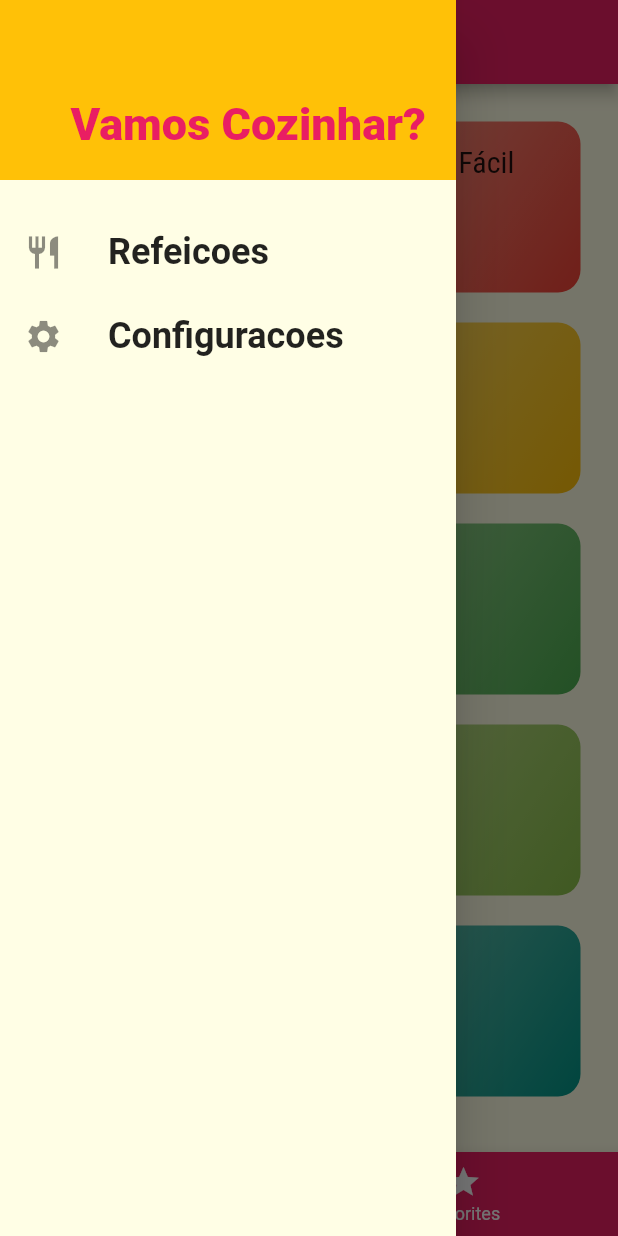
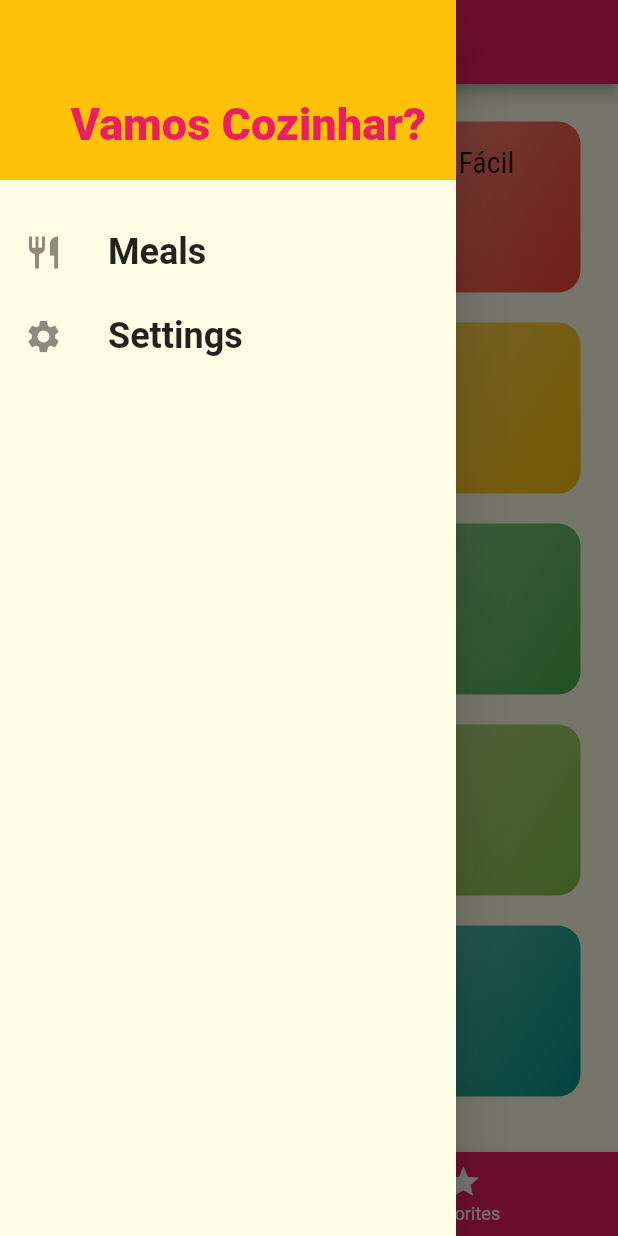
Before and after one commit to augustoveiga/meals, a Flutter app: the screen it shows after launch, with the side drawer open, on a phone screen of 412 x 824 dp. Run offline on Flutter 3.47's test engine with Material 2 defaults, Android fonts, the phone set to English and light mode, and no system bars; Roboto replaces fonts that are missing (RobotCondensed).

Commit message:
adding links at drawer + settings screen

```diff
--- a/lib/components/main_drawer.dart
+++ b/lib/components/main_drawer.dart
@@ -1,22 +1,20 @@
 import 'package:flutter/material.dart';
+import '../utils/app_routes.dart';
 
 class MainDrawer extends StatelessWidget {
-
-  Widget _createItem(IconData icon, String label) {
+  Widget _createItem(IconData icon, String label, Function onTap) {
     return ListTile(
       leading: Icon(
         icon,
         size: 26,
       ),
-      title: Text(
-        label,
-        style: TextStyle(
-          fontFamily: 'RobotCondensed',
-          fontSize: 24,
-          fontWeight: FontWeight.bold,
-        )
-      ),
-      onTap: () {},
+      title: Text(label,
+          style: TextStyle(
+            fontFamily: 'RobotCondensed',
+            fontSize: 24,
+            fontWeight: FontWeight.bold,
+          )),
+      onTap: onTap,
     );
   }
 
@@ -41,8 +39,16 @@ class MainDrawer extends StatelessWidget {
             ),
           ),
           SizedBox(height: 20),
-          _createItem(Icons.restaurant, 'Refeicoes'),
-          _createItem(Icons.settings, 'Configuracoes'),
+          _createItem(
+            Icons.restaurant,
+            'Meals',
+            () => Navigator.of(context).pushNamed(AppRoutes.HOME),
+          ),
+          _createItem(
+            Icons.settings,
+            'Settings',
+            () => Navigator.of(context).pushNamed(AppRoutes.SETTINGS),
+          ),
         ],
       ),
     );
--- a/lib/main.dart
+++ b/lib/main.dart
@@ -4,6 +4,7 @@ import 'screens/meal_detail_screen.dart';
 import 'utils/app_routes.dart';
 import 'package:meals/screens/tabs_screen.dart';
 import 'screens/error_screen.dart';
+import 'screens/settings_screen.dart';
 
 void main() => runApp(MyApp());
 
@@ -29,6 +30,7 @@ class MyApp extends StatelessWidget {
         AppRoutes.HOME: (_) => TabsScreen(),
         AppRoutes.CATEGORIES_MEALS: (_) => CategoriesMealsScreen(),
         AppRoutes.MEAL_DETAIL: (_) => MealDeataisScreen(),
+        AppRoutes.SETTINGS: (_) => SettingsScreen(),
       },
       onUnknownRoute: (settings) {
         return MaterialPageRoute(
--- /dev/null
+++ b/lib/screens/settings_screen.dart
@@ -0,0 +1,15 @@
+import 'package:flutter/material.dart';
+
+class SettingsScreen extends StatelessWidget {
+  @override
+  Widget build(BuildContext context) {
+    return Scaffold(
+      appBar: AppBar(
+        title: Text('Settings'),
+      ),
+      body: Center(
+        child: Text('Settings'),
+      ),
+    );
+  }
+}
--- a/lib/utils/app_routes.dart
+++ b/lib/utils/app_routes.dart
@@ -2,4 +2,5 @@ class AppRoutes {
   static const HOME = '/';
   static const CATEGORIES_MEALS = '/categories-meals';
   static const MEAL_DETAIL = '/meal-detail';
+  static const SETTINGS = '/settings';
 }
```
